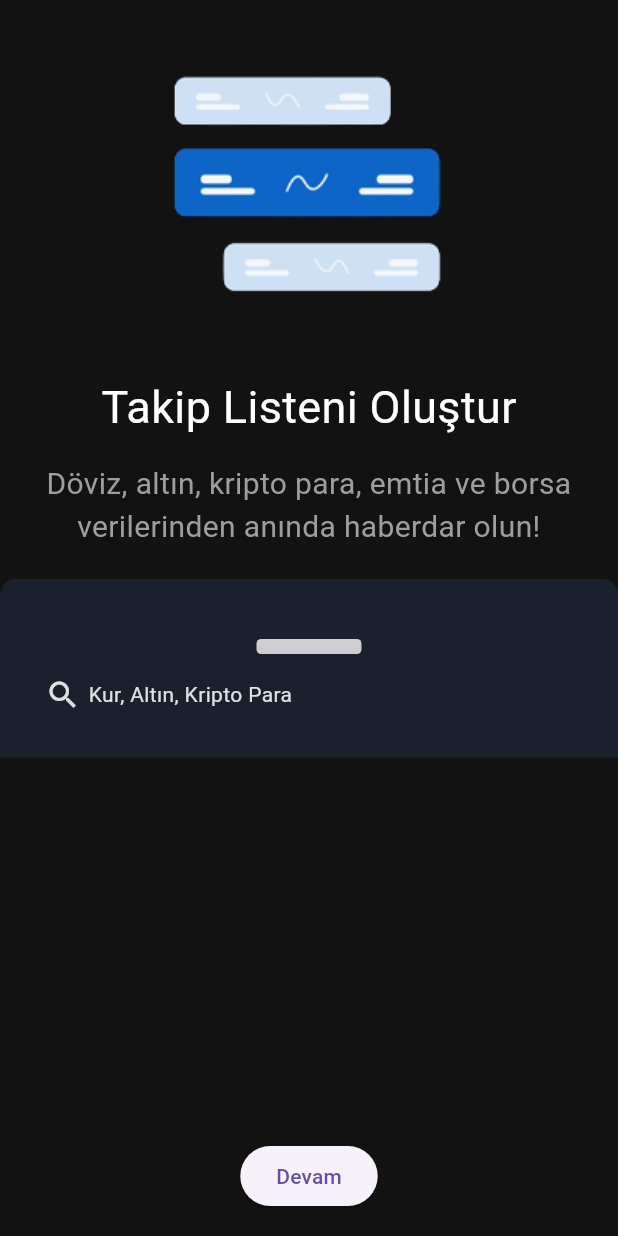
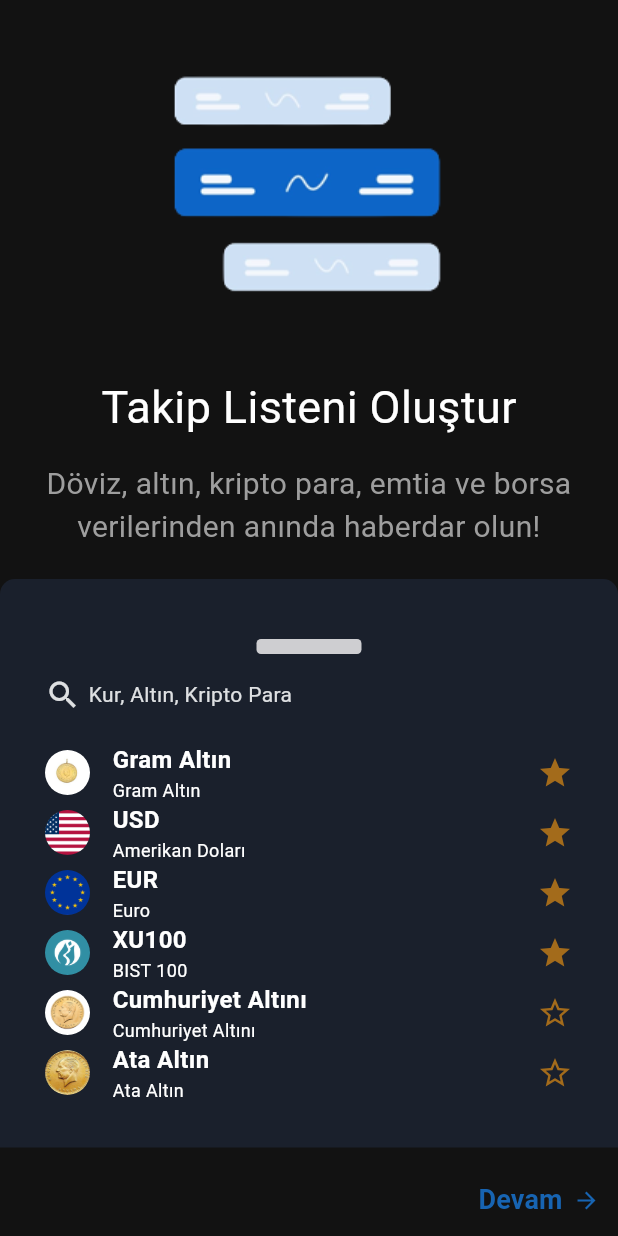
Before and after one commit to SLAYER3547/Doviz-Clone-App, a Flutter app: the screen it shows after launch, on a phone screen of 412 x 824 dp. Run offline on Flutter 3.47's test engine with Material 3 defaults, Android fonts, the phone set to English and light mode, and no system bars.

Commit message:
first onboarding page design is completed

```diff
--- a/lib/views/screens/onboarding_views/first_onboarding_page.dart
+++ b/lib/views/screens/onboarding_views/first_onboarding_page.dart
@@ -13,17 +13,17 @@ class FirstOnboardingPage extends StatefulWidget {
 
 class _FirstOnboardingPageState extends State<FirstOnboardingPage> {
   List<WatchCurrencyList> currencyList = [
-    WatchCurrencyList("assets/images/united_states_flag.png", "Gram Altın",
+    WatchCurrencyList("assets/images/gram_altın.jpeg", "Gram Altın",
         "Gram Altın", true),
     WatchCurrencyList(
         "assets/images/united_states_flag.png", "USD", "Amerikan Doları", true),
     WatchCurrencyList(
-        "assets/images/united_states_flag.png", "EUR", "Euro", true),
+        "assets/images/europe_flag.png", "EUR", "Euro", true),
     WatchCurrencyList(
-        "assets/images/united_states_flag.png", "XU100", "BIST 100", true),
-    WatchCurrencyList("assets/images/united_states_flag.png",
+        "assets/images/bist.png", "XU100", "BIST 100", true),
+    WatchCurrencyList("assets/images/cumhuriyet.jpg",
         "Cumhuriyet Altını", "Cumhuriyet Altını", false),
-    WatchCurrencyList("assets/images/united_states_flag.png", "Ata Altın",
+    WatchCurrencyList("assets/images/ata.png", "Ata Altın",
         "Ata Altın", false),
   ];
 
@@ -55,7 +55,6 @@ class _FirstOnboardingPageState extends State<FirstOnboardingPage> {
               color: Color(0xFF1a202c),
               borderRadius: BorderRadius.only(
                   topLeft: Radius.circular(10), topRight: Radius.circular(10))),
-
           width: MediaQuery.of(context).size.width,
           child: Column(
             children: [
@@ -85,7 +84,17 @@ class _FirstOnboardingPageState extends State<FirstOnboardingPage> {
                   )
                 ],
               ),
-
+              const SizedBox(height: 20),
+              Column(
+                children: currencyList.map((currency) {
+                  return CurrencyListContainer(
+                    currencyImage: currency.currencyImage,
+                    currencyName: currency.currencyName,
+                    currencySymbolName: currency.currencySymbolName,
+                    isFavourited: currency.isFavourited,
+                  );
+                }).toList(),
+              ),
             ],
           ),
         ),
--- a/lib/views/screens/onboarding_views/onboarding_screen.dart
+++ b/lib/views/screens/onboarding_views/onboarding_screen.dart
@@ -15,7 +15,7 @@ class _OnboardingScreenState extends State<OnboardingScreen> {
   final PageController _pageController = PageController();
   int _currentPage = 0;
 
-  // Sayfalar için içerik
+
   final List<Widget> _pages = [
     const FirstOnboardingPage(),
     const SecondOnboardingPage(),
@@ -41,10 +41,11 @@ class _OnboardingScreenState extends State<OnboardingScreen> {
               },
             ),
           ),
-          // "Sonraki" ve "Bitir" düğmeleri
-          Padding(
-            padding: const EdgeInsets.all(16.0),
-            child: ElevatedButton(
+          Row(
+            mainAxisAlignment: MainAxisAlignment.spaceBetween,
+            children: [
+              const SizedBox(width: 10,),
+              TextButton(
                 onPressed: () {
                   if (_currentPage == _pages.length - 1) {
                     // Son sayfadaysa, ana ekrana yönlendirme yap
@@ -61,8 +62,16 @@ class _OnboardingScreenState extends State<OnboardingScreen> {
                   }
                 },
                 child:
-                 const Text('Devam'),
+                   const Row(
+                     children:  [
+                       Text('Devam',style: TextStyle(color: Color(0xFF1764b2),fontSize: 18,fontWeight: FontWeight.bold),),
+                       SizedBox(width: 7,),
+                       Icon(Icons.arrow_forward,color: Color(0xFF1764b2),),
+                     ],
                    ),
+
+              ),
+            ],
           ),
         ],
       ),
--- a/lib/views/widgets/onboarding_currency_list.dart
+++ b/lib/views/widgets/onboarding_currency_list.dart
@@ -14,8 +14,8 @@ class CurrencyListContainer extends StatelessWidget {
 
   @override
   Widget build(BuildContext context) {
+    // ignore: avoid_unnecessary_containers
     return Container(
-      margin: const EdgeInsets.only(top: 10),
       child: Row(
         mainAxisAlignment: MainAxisAlignment.spaceBetween,
         children: [
@@ -55,7 +55,7 @@ class CurrencyListContainer extends StatelessWidget {
           isFavourited ? const Icon(
             Icons.star,
             color: Color(0xFFa36b1b),
-          ): const Icon(Icons.bookmark,color: Color(0xFFa36b1b))
+          ): const Icon(Icons.star_border,color: Color(0xFFa36b1b))
         ],
       ),
     );
```
Also changed, not shown: assets/images/ata.png (added), assets/images/bist.png (added), assets/images/cumhuriyet.jpg (added), assets/images/europe_flag.png (added), assets/images/gram_altın.jpeg (added). Lines whose indentation alone changed are shown as unchanged.
